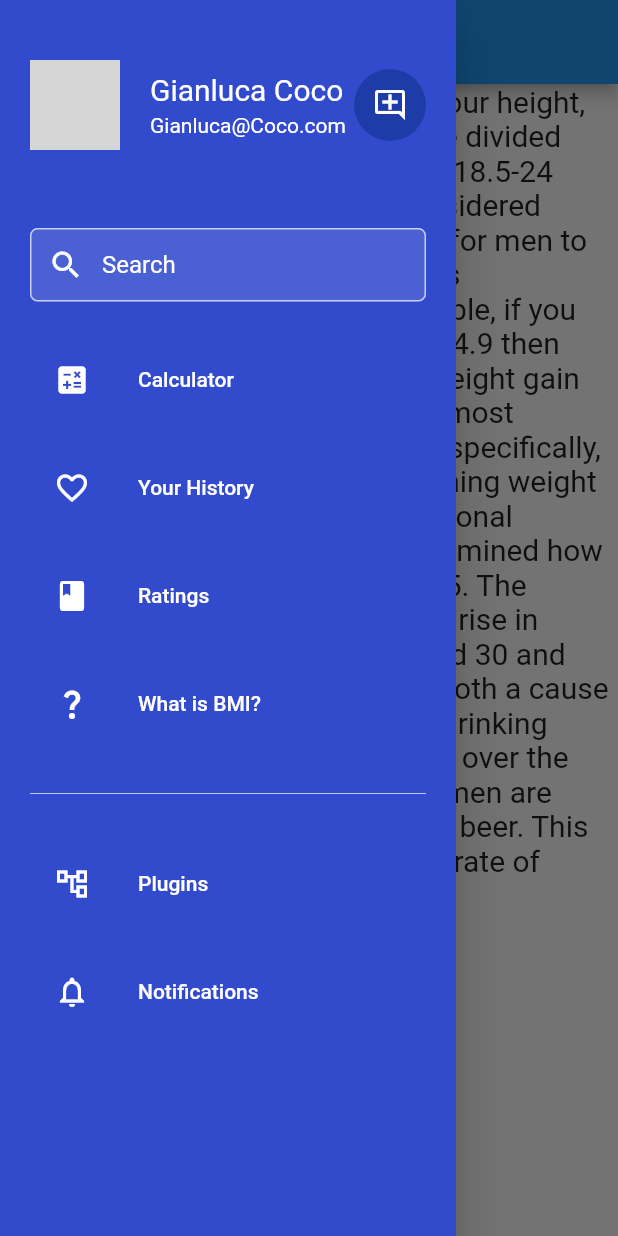
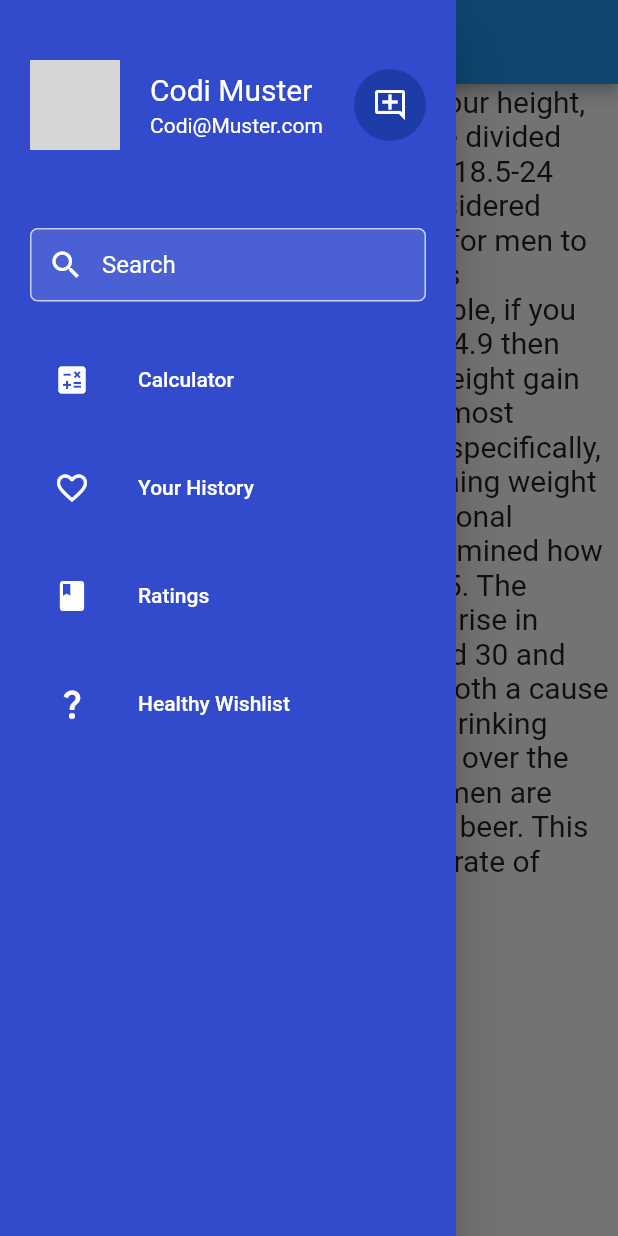
Before and after one commit to Coco-Gianluca/Flutter_BMI, a Flutter app: the screen it shows after launch, with the side drawer open, on a phone screen of 412 x 824 dp. Run offline on Flutter 3.47's test engine with Material 2 defaults, Android fonts, the phone set to English and light mode, and no system bars; our stand-ins replace sqflite; accounts and stored records are empty; generated files the repository leaves out were written again; network calls fail; grey boxes are pictures that could not be loaded.

Commit message:
Adding Wishlist

```diff
--- a/lib/widget/navigation_drawer_widget.dart
+++ b/lib/widget/navigation_drawer_widget.dart
@@ -1,3 +1,4 @@
+import 'package:bmi/page/wishlist_page.dart';
 import 'package:flutter/material.dart';
 import 'package:bmi/page/history_page.dart';
 import 'package:bmi/page/calculator_page.dart';
@@ -12,8 +13,8 @@ class NavigationDrawerWidget extends StatelessWidget {
   final padding = EdgeInsets.symmetric(horizontal: 20);
   @override
   Widget build(BuildContext context) {
-    final name = 'Gianluca Coco';
-    final email = 'Gianluca@Coco.com';
+    final name = 'Codi Muster';
+    final email = 'Codi@Muster.com';
     final urlImage =
         'https://i.pinimg.com/originals/c6/40/96/c640968c21bfceb56e8031741d8892e9.gif';
 
@@ -28,7 +29,7 @@ class NavigationDrawerWidget extends StatelessWidget {
               email: email,
               onClicked: () => Navigator.of(context).push(MaterialPageRoute(
                 builder: (context) => UserPage(
-                  name: 'Gianluca Coco',
+                  name: 'Codi Muster',
                   urlImage: urlImage,
                 ),
               )),
@@ -59,23 +60,9 @@ class NavigationDrawerWidget extends StatelessWidget {
                   ),
                   const SizedBox(height: 16),
                   buildMenuItem(
-                    text: AppLocalizations.of(context)!.whatIsBMI,
+                    text: 'Healthy Wishlist',
                     icon: Icons.question_mark,
                     onClicked: () => selectedItem(context, 3),
-                  ),
-                  const SizedBox(height: 24),
-                  Divider(color: Colors.white70),
-                  const SizedBox(height: 24),
-                  buildMenuItem(
-                    text: 'Plugins',
-                    icon: Icons.account_tree_outlined,
-                    onClicked: () => selectedItem(context, 4),
-                  ),
-                  const SizedBox(height: 16),
-                  buildMenuItem(
-                    text: 'Notifications',
-                    icon: Icons.notifications_outlined,
-                    onClicked: () => selectedItem(context, 5),
                   ),
                 ],
               ),
@@ -186,7 +173,7 @@ class NavigationDrawerWidget extends StatelessWidget {
         break;
       case 3:
         Navigator.of(context).push(MaterialPageRoute(
-          builder: (context) => StatementPage(),
+          builder: (context) => WishlistPage(),
         ));
         break;
     }
```
Also changed, not shown: lib/page/wishlist_page.dart (added, +154 -0 lines).
